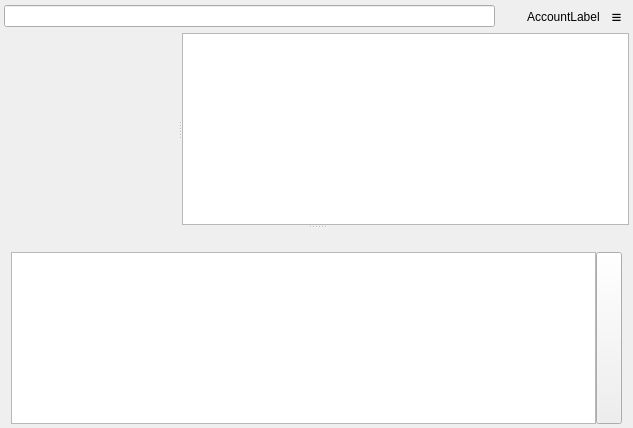
Before: the Qt Designer form src/groupchatdlg.ui in psi-im/psi, drawn with Qt 5.
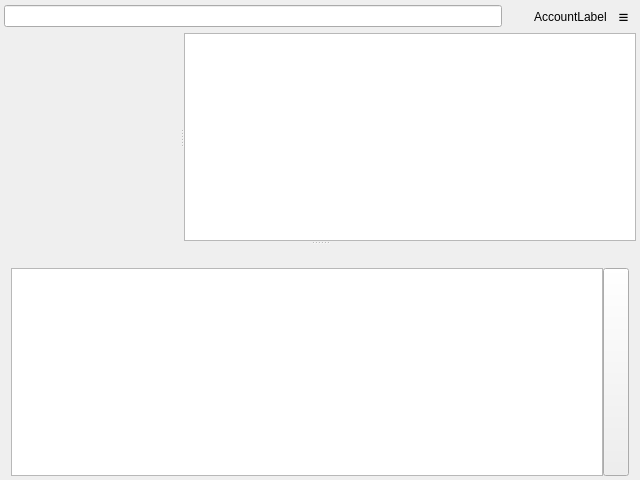
After: the same form once the commit is applied. Custom widgets are drawn as their Qt base class.

```diff
--- a/src/groupchatdlg.ui
+++ b/src/groupchatdlg.ui
@@ -6,8 +6,8 @@
    <rect>
     <x>0</x>
     <y>0</y>
-    <width>633</width>
-    <height>428</height>
+    <width>640</width>
+    <height>480</height>
    </rect>
   </property>
   <property name="windowTitle">
```
